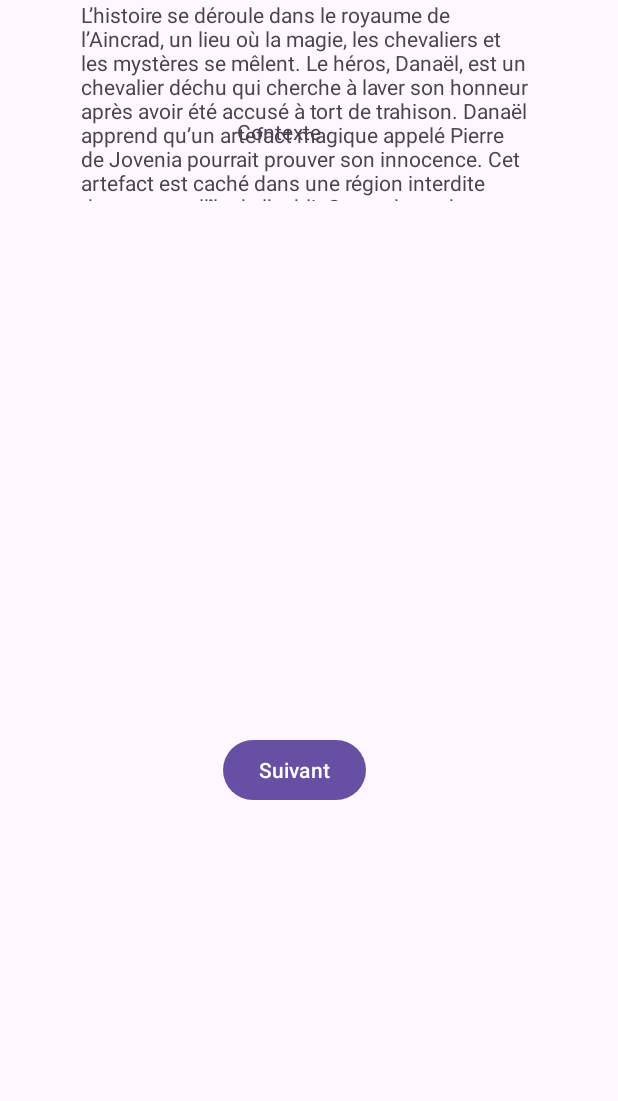
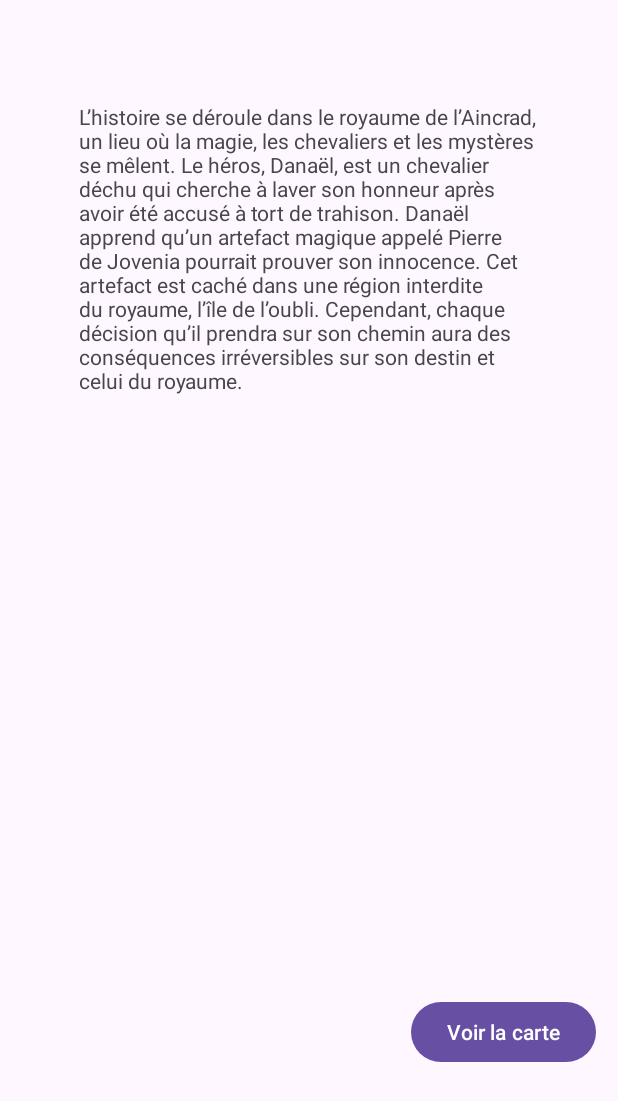
Before and after one commit to nathanremond/ProjetNathanJilenKave, an Android app: the CharacterChoiceActivity screen opened directly, with no data from a screen before it, after a tap on "Choisir", on a phone screen of 412 x 824 dp. Shown: the top 1101 px of the screen. Run offline under Robolectric (Android 15) with nearby library versions, the phone set to English and light mode, and no system bars.

Commit message:
feat: Ajout scene contexte + bouton carte (#16)

```diff
--- a/app/src/main/java/com/example/projetnathanjilenkave/CharacterChoiceActivity.java
+++ b/app/src/main/java/com/example/projetnathanjilenkave/CharacterChoiceActivity.java
@@ -34,6 +34,7 @@ public class CharacterChoiceActivity extends AppCompatActivity {
             intentToContextActivity.putExtra("strengthJoueur", joueur.getStrength());
             intentToContextActivity.putExtra("defenseJoueur", joueur.getDefense());
             intentToContextActivity.putExtra("agilityJoueur", joueur.getAgility());
+            intentToContextActivity.putExtra("previousPage", "CharaChoice");
             startActivity(intentToContextActivity);
         });
 
@@ -47,6 +48,7 @@ public class CharacterChoiceActivity extends AppCompatActivity {
             intentToContextActivity.putExtra("strengthJoueur", joueur.getStrength());
             intentToContextActivity.putExtra("defenseJoueur", joueur.getDefense());
             intentToContextActivity.putExtra("agilityJoueur", joueur.getAgility());
+            intentToContextActivity.putExtra("previousPage", "CharaChoice");
             startActivity(intentToContextActivity);
         });
 
@@ -60,6 +62,7 @@ public class CharacterChoiceActivity extends AppCompatActivity {
             intentToContextActivity.putExtra("strengthJoueur", joueur.getStrength());
             intentToContextActivity.putExtra("defenseJoueur", joueur.getDefense());
             intentToContextActivity.putExtra("agilityJoueur", joueur.getAgility());
+            intentToContextActivity.putExtra("previousPage", "CharaChoice");
             startActivity(intentToContextActivity);
         });
     }
--- a/app/src/main/java/com/example/projetnathanjilenkave/ContextActivity.java
+++ b/app/src/main/java/com/example/projetnathanjilenkave/ContextActivity.java
@@ -2,13 +2,17 @@ package com.example.projetnathanjilenkave;
 
 import android.content.Intent;
 import android.os.Bundle;
+import android.util.Log;
 import android.widget.Button;
+import android.widget.TextView;
 
-import androidx.activity.EdgeToEdge;
 import androidx.appcompat.app.AppCompatActivity;
-import androidx.core.graphics.Insets;
-import androidx.core.view.ViewCompat;
-import androidx.core.view.WindowInsetsCompat;
+
+import org.json.JSONArray;
+import org.json.JSONException;
+import org.json.JSONObject;
+
+import java.util.Objects;
 
 public class ContextActivity extends AppCompatActivity {
 
@@ -17,11 +21,60 @@ public class ContextActivity extends AppCompatActivity {
         super.onCreate(savedInstanceState);
         setContentView(R.layout.activity_context);
 
-        Button nextBtn = findViewById(R.id.next_button);
+        String previousPage = getIntent().getStringExtra("previousPage");
 
-        nextBtn.setOnClickListener(view -> {
+        if (Objects.equals(previousPage, "CharaChoice")){
+            ContextScene();
+        } else {
+            return;
+        }
+    }
+
+    private void ContextScene() {
+        String json = HelperJson.loadJSONFromRaw(this, R.raw.context);
+        TextView textScene = findViewById(R.id.TextScene);
+
+        if (json != null) {
+            try {
+                JSONObject scene = new JSONArray(json).getJSONObject(0);
+                String texte = scene.getString("text");
+
+                textScene.setText(texte);
+            }
+            catch (JSONException e) {
+                e.printStackTrace();
+            }
+        } else {
+            Log.d("ERROR", "Erreur lors du chargement du fichier");
+        }
+
+
+        Button mapButton = findViewById(R.id.mapBtn);
+
+        mapButton.setOnClickListener(view -> {
             Intent intentToMapActivity = new Intent(this, MapActivity.class);
             startActivity(intentToMapActivity);
         });
     }
+
+    private void otherPlace(){
+        String json = HelperJson.loadJSONFromRaw(this, R.raw.context);
+        TextView textScene = findViewById(R.id.TextScene);
+
+        String texte = "";
+
+        if (json != null) {
+            try {
+                JSONArray scenes = new JSONArray(json);
+                for (int i = 0; i < scenes.length(); i++) {
+                    JSONObject scene = scenes.getJSONObject(i);
+                    texte = scene.getString("text");
+                }
+            } catch (JSONException e) {
+                e.printStackTrace();
+            }
+        } else {
+            Log.d("ERROR", "Erreur lors du chargement du fichier");
+        }
+    }
 }
--- /dev/null
+++ b/app/src/main/java/com/example/projetnathanjilenkave/HelperJson.java
@@ -0,0 +1,26 @@
+package com.example.projetnathanjilenkave;
+
+import android.content.Context;
+import java.io.IOException;
+import java.io.InputStream;
+import java.nio.charset.StandardCharsets;
+
+public class HelperJson {
+
+    public static String loadJSONFromRaw(Context context, int ressourceId){
+        String json = null;
+
+        try{
+            InputStream is = context.getResources().openRawResource(ressourceId);
+            int size = is.available();
+            byte[] buffer = new byte[size];
+            is.read(buffer);
+            is.close();
+            json = new String(buffer, StandardCharsets.UTF_8);
+        }
+        catch (IOException ex){
+            ex.printStackTrace();
+        }
+        return json;
+    }
+}
--- a/app/src/main/res/layout/activity_context.xml
+++ b/app/src/main/res/layout/activity_context.xml
@@ -8,39 +8,23 @@
     tools:context=".ContextActivity">
 
     <TextView
-        android:id="@+id/title"
-        android:layout_width="wrap_content"
-        android:layout_height="wrap_content"
-        android:layout_marginStart="157dp"
-        android:layout_marginTop="78dp"
-        android:layout_marginEnd="198dp"
-        android:text="Contexte"
+        android:id="@+id/TextScene"
+        android:layout_width="307dp"
+        android:layout_height="300dp"
+        android:layout_marginTop="68dp"
         app:layout_constraintEnd_toEndOf="parent"
+        app:layout_constraintHorizontal_bias="0.5"
         app:layout_constraintStart_toStartOf="parent"
         app:layout_constraintTop_toTopOf="parent" />
 
-    <TextView
-        android:id="@+id/context"
-        android:layout_width="304dp"
-        android:layout_height="134dp"
-        android:layout_marginStart="53dp"
-        android:layout_marginEnd="54dp"
-        android:text="L’histoire se déroule dans le royaume de l’Aincrad, un lieu où la magie, les chevaliers et les mystères se mêlent. Le héros, Danaël, est un chevalier déchu qui cherche à laver son honneur après avoir été accusé à tort de trahison. Danaël apprend qu’un artefact magique appelé Pierre de Jovenia pourrait prouver son innocence. Cet artefact est caché dans une région interdite du royaume, l’île de l’oubli. Cependant, chaque décision qu’il prendra sur son chemin aura des conséquences irréversibles sur son destin et celui du royaume."
-        app:layout_constraintEnd_toEndOf="parent"
-        app:layout_constraintStart_toStartOf="parent"
-        tools:layout_editor_absoluteY="183dp" />
-
     <Button
-        android:id="@+id/next_button"
+        android:id="@+id/mapBtn"
         android:layout_width="wrap_content"
         android:layout_height="wrap_content"
-        android:layout_marginStart="148dp"
-        android:layout_marginTop="217dp"
-        android:layout_marginEnd="167dp"
-        android:layout_marginBottom="149dp"
-        android:text="Suivant"
-        app:layout_constraintBottom_toBottomOf="parent"
+        android:layout_marginTop="296dp"
+        android:text="Voir la carte"
         app:layout_constraintEnd_toEndOf="parent"
+        app:layout_constraintHorizontal_bias="0.949"
         app:layout_constraintStart_toStartOf="parent"
-        app:layout_constraintTop_toBottomOf="@+id/context" />
+        app:layout_constraintTop_toBottomOf="@+id/TextScene" />
 </androidx.constraintlayout.widget.ConstraintLayout>
--- /dev/null
+++ b/app/src/main/res/raw/context.json
@@ -0,0 +1,7 @@
+[
+  {
+    "id": 1,
+    "text": "L’histoire se déroule dans le royaume de l’Aincrad, un lieu où la magie, les chevaliers et les mystères se mêlent. Le héros, Danaël, est un chevalier déchu qui cherche à laver son honneur après avoir été accusé à tort de trahison. Danaël apprend qu’un artefact magique appelé Pierre de Jovenia pourrait prouver son innocence. Cet artefact est caché dans une région interdite du royaume, l’île de l’oubli. Cependant, chaque décision qu’il prendra sur son chemin aura des conséquences irréversibles sur son destin et celui du royaume.",
+    "status": "alive"
+  }
+]
```
